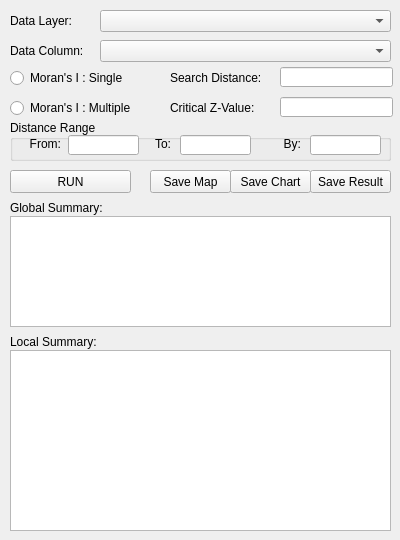
Gaia3D/GeepsSpatialStatistic, file gui/ui_form_morans_i.ui: the form before one commit.
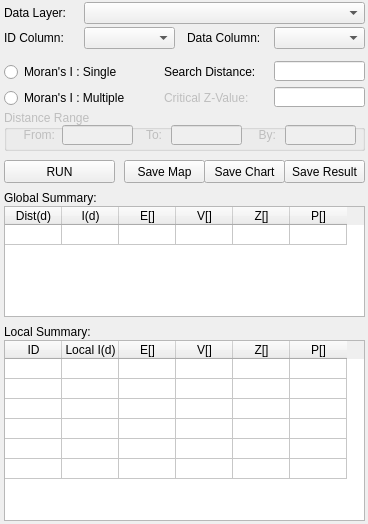
The form after the commit.

What changed in the file:
```diff
--- a/gui/ui_form_morans_i.ui
+++ b/gui/ui_form_morans_i.ui
@@ -6,8 +6,8 @@
    <rect>
     <x>0</x>
     <y>0</y>
-    <width>400</width>
-    <height>540</height>
+    <width>368</width>
+    <height>524</height>
    </rect>
   </property>
   <property name="windowTitle">
@@ -16,8 +16,8 @@
   <widget class="QLabel" name="label">
    <property name="geometry">
     <rect>
-     <x>10</x>
-     <y>13</y>
+     <x>4</x>
+     <y>5</y>
      <width>81</width>
      <height>16</height>
     </rect>
@@ -29,9 +29,9 @@
   <widget class="QComboBox" name="cmbLayer">
    <property name="geometry">
     <rect>
-     <x>100</x>
-     <y>10</y>
-     <width>291</width>
+     <x>84</x>
+     <y>2</y>
+     <width>281</width>
      <height>22</height>
     </rect>
    </property>
@@ -39,8 +39,8 @@
   <widget class="QLabel" name="label_3">
    <property name="geometry">
     <rect>
-     <x>10</x>
-     <y>43</y>
+     <x>187</x>
+     <y>30</y>
      <width>81</width>
      <height>16</height>
     </rect>
@@ -52,9 +52,9 @@
   <widget class="QComboBox" name="cmbTgtColumn">
    <property name="geometry">
     <rect>
-     <x>100</x>
-     <y>40</y>
-     <width>291</width>
+     <x>274</x>
+     <y>27</y>
+     <width>91</width>
      <height>22</height>
     </rect>
    </property>
@@ -62,8 +62,8 @@
   <widget class="QRadioButton" name="rdoSingle">
    <property name="geometry">
     <rect>
-     <x>10</x>
-     <y>70</y>
+     <x>4</x>
+     <y>64</y>
      <width>141</width>
      <height>16</height>
     </rect>
@@ -75,8 +75,8 @@
   <widget class="QRadioButton" name="rdoMultiple">
    <property name="geometry">
     <rect>
-     <x>10</x>
-     <y>100</y>
+     <x>4</x>
+     <y>90</y>
      <width>151</width>
      <height>16</height>
     </rect>
@@ -85,11 +85,11 @@
     <string>Moran's I : Multiple</string>
    </property>
   </widget>
-  <widget class="QLabel" name="label_4">
+  <widget class="QLabel" name="lbl_s_1">
    <property name="geometry">
     <rect>
-     <x>170</x>
-     <y>70</y>
+     <x>164</x>
+     <y>64</y>
      <width>101</width>
      <height>16</height>
     </rect>
@@ -101,18 +101,21 @@
   <widget class="QLineEdit" name="edtSearchDistance">
    <property name="geometry">
     <rect>
-     <x>280</x>
-     <y>67</y>
-     <width>113</width>
+     <x>274</x>
+     <y>61</y>
+     <width>91</width>
      <height>20</height>
     </rect>
    </property>
   </widget>
-  <widget class="QLabel" name="label_5">
+  <widget class="QLabel" name="lbl_m_1">
+   <property name="enabled">
+    <bool>false</bool>
+   </property>
    <property name="geometry">
     <rect>
-     <x>170</x>
-     <y>100</y>
+     <x>164</x>
+     <y>90</y>
      <width>101</width>
      <height>16</height>
     </rect>
@@ -124,19 +127,22 @@
   <widget class="QLineEdit" name="edtCritcalZValue">
    <property name="geometry">
     <rect>
-     <x>280</x>
-     <y>97</y>
-     <width>113</width>
+     <x>274</x>
+     <y>87</y>
+     <width>91</width>
      <height>20</height>
     </rect>
    </property>
   </widget>
-  <widget class="QGroupBox" name="groupBox">
+  <widget class="QGroupBox" name="gb_multiple">
+   <property name="enabled">
+    <bool>false</bool>
+   </property>
    <property name="geometry">
     <rect>
-     <x>10</x>
-     <y>120</y>
-     <width>381</width>
+     <x>4</x>
+     <y>110</y>
+     <width>361</width>
      <height>41</height>
     </rect>
    </property>
@@ -147,7 +153,7 @@
     <property name="geometry">
      <rect>
       <x>10</x>
-      <y>16</y>
+      <y>17</y>
       <width>41</width>
       <height>16</height>
      </rect>
@@ -172,7 +178,7 @@
    <widget class="QLineEdit" name="edtTo">
     <property name="geometry">
      <rect>
-      <x>170</x>
+      <x>167</x>
       <y>15</y>
       <width>71</width>
       <height>20</height>
@@ -185,8 +191,8 @@
    <widget class="QLabel" name="label_7">
     <property name="geometry">
      <rect>
-      <x>130</x>
-      <y>16</y>
+      <x>127</x>
+      <y>17</y>
       <width>31</width>
       <height>16</height>
      </rect>
@@ -201,8 +207,8 @@
    <widget class="QLabel" name="label_8">
     <property name="geometry">
      <rect>
-      <x>260</x>
-      <y>16</y>
+      <x>241</x>
+      <y>17</y>
       <width>31</width>
       <height>16</height>
      </rect>
@@ -217,7 +223,7 @@
    <widget class="QLineEdit" name="edtBy">
     <property name="geometry">
      <rect>
-      <x>300</x>
+      <x>281</x>
       <y>15</y>
       <width>71</width>
       <height>20</height>
@@ -231,9 +237,9 @@
   <widget class="QPushButton" name="btnRun">
    <property name="geometry">
     <rect>
-     <x>10</x>
-     <y>170</y>
-     <width>121</width>
+     <x>4</x>
+     <y>160</y>
+     <width>111</width>
      <height>23</height>
     </rect>
    </property>
@@ -244,8 +250,8 @@
   <widget class="QPushButton" name="btnSaveChart">
    <property name="geometry">
     <rect>
-     <x>230</x>
-     <y>170</y>
+     <x>204</x>
+     <y>160</y>
      <width>81</width>
      <height>23</height>
     </rect>
@@ -257,8 +263,8 @@
   <widget class="QPushButton" name="btnSaveResult">
    <property name="geometry">
     <rect>
-     <x>310</x>
-     <y>170</y>
+     <x>284</x>
+     <y>160</y>
      <width>81</width>
      <height>23</height>
     </rect>
@@ -270,8 +276,8 @@
   <widget class="QPushButton" name="btnSaveMap">
    <property name="geometry">
     <rect>
-     <x>150</x>
-     <y>170</y>
+     <x>124</x>
+     <y>160</y>
      <width>81</width>
      <height>23</height>
     </rect>
@@ -286,8 +292,8 @@
   <widget class="QLabel" name="label_9">
    <property name="geometry">
     <rect>
-     <x>10</x>
-     <y>200</y>
+     <x>4</x>
+     <y>190</y>
      <width>131</width>
      <height>16</height>
     </rect>
@@ -296,21 +302,11 @@
     <string>Global Summary:</string>
    </property>
   </widget>
-  <widget class="QPlainTextEdit" name="txtGlobalSummary">
-   <property name="geometry">
-    <rect>
-     <x>10</x>
-     <y>216</y>
-     <width>381</width>
-     <height>111</height>
-    </rect>
-   </property>
-  </widget>
   <widget class="QLabel" name="label_10">
    <property name="geometry">
     <rect>
-     <x>10</x>
-     <y>334</y>
+     <x>4</x>
+     <y>324</y>
      <width>131</width>
      <height>16</height>
     </rect>
@@ -319,14 +315,162 @@
     <string>Local Summary:</string>
    </property>
   </widget>
-  <widget class="QPlainTextEdit" name="txtLocalSummary">
+  <widget class="QTableWidget" name="tblGlobalSummary">
    <property name="geometry">
     <rect>
-     <x>10</x>
-     <y>350</y>
-     <width>381</width>
+     <x>4</x>
+     <y>206</y>
+     <width>361</width>
+     <height>111</height>
+    </rect>
+   </property>
+   <property name="editTriggers">
+    <set>QAbstractItemView::NoEditTriggers</set>
+   </property>
+   <property name="cornerButtonEnabled">
+    <bool>false</bool>
+   </property>
+   <property name="rowCount">
+    <number>1</number>
+   </property>
+   <property name="columnCount">
+    <number>6</number>
+   </property>
+   <attribute name="horizontalHeaderVisible">
+    <bool>true</bool>
+   </attribute>
+   <attribute name="horizontalHeaderDefaultSectionSize">
+    <number>57</number>
+   </attribute>
+   <attribute name="verticalHeaderVisible">
+    <bool>false</bool>
+   </attribute>
+   <attribute name="verticalHeaderDefaultSectionSize">
+    <number>20</number>
+   </attribute>
+   <row/>
+   <column>
+    <property name="text">
+     <string>Dist(d)</string>
+    </property>
+   </column>
+   <column>
+    <property name="text">
+     <string>I(d)</string>
+    </property>
+   </column>
+   <column>
+    <property name="text">
+     <string>E[]</string>
+    </property>
+   </column>
+   <column>
+    <property name="text">
+     <string>V[]</string>
+    </property>
+   </column>
+   <column>
+    <property name="text">
+     <string>Z[]</string>
+    </property>
+   </column>
+   <column>
+    <property name="text">
+     <string>P[]</string>
+    </property>
+   </column>
+  </widget>
+  <widget class="QTableWidget" name="tblLocalSummary">
+   <property name="enabled">
+    <bool>true</bool>
+   </property>
+   <property name="geometry">
+    <rect>
+     <x>4</x>
+     <y>340</y>
+     <width>361</width>
      <height>181</height>
     </rect>
+   </property>
+   <property name="editTriggers">
+    <set>QAbstractItemView::NoEditTriggers</set>
+   </property>
+   <property name="rowCount">
+    <number>6</number>
+   </property>
+   <property name="columnCount">
+    <number>6</number>
+   </property>
+   <attribute name="horizontalHeaderVisible">
+    <bool>true</bool>
+   </attribute>
+   <attribute name="horizontalHeaderDefaultSectionSize">
+    <number>57</number>
+   </attribute>
+   <attribute name="verticalHeaderVisible">
+    <bool>false</bool>
+   </attribute>
+   <attribute name="verticalHeaderDefaultSectionSize">
+    <number>20</number>
+   </attribute>
+   <row/>
+   <row/>
+   <row/>
+   <row/>
+   <row/>
+   <row/>
+   <column>
+    <property name="text">
+     <string>ID</string>
+    </property>
+   </column>
+   <column>
+    <property name="text">
+     <string>Local I(d)</string>
+    </property>
+   </column>
+   <column>
+    <property name="text">
+     <string>E[]</string>
+    </property>
+   </column>
+   <column>
+    <property name="text">
+     <string>V[]</string>
+    </property>
+   </column>
+   <column>
+    <property name="text">
+     <string>Z[]</string>
+    </property>
+   </column>
+   <column>
+    <property name="text">
+     <string>P[]</string>
+    </property>
+   </column>
+  </widget>
+  <widget class="QComboBox" name="cmbIdColumn">
+   <property name="geometry">
+    <rect>
+     <x>84</x>
+     <y>27</y>
+     <width>91</width>
+     <height>22</height>
+    </rect>
+   </property>
+  </widget>
+  <widget class="QLabel" name="label_4">
+   <property name="geometry">
+    <rect>
+     <x>4</x>
+     <y>30</y>
+     <width>81</width>
+     <height>16</height>
+    </rect>
+   </property>
+   <property name="text">
+    <string>ID Column:</string>
    </property>
   </widget>
  </widget>
```
